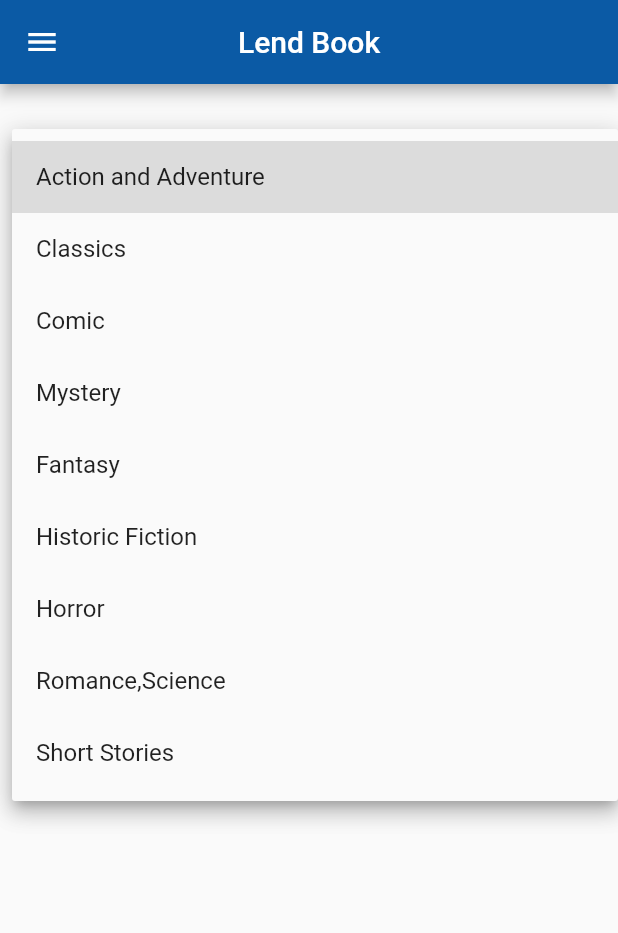
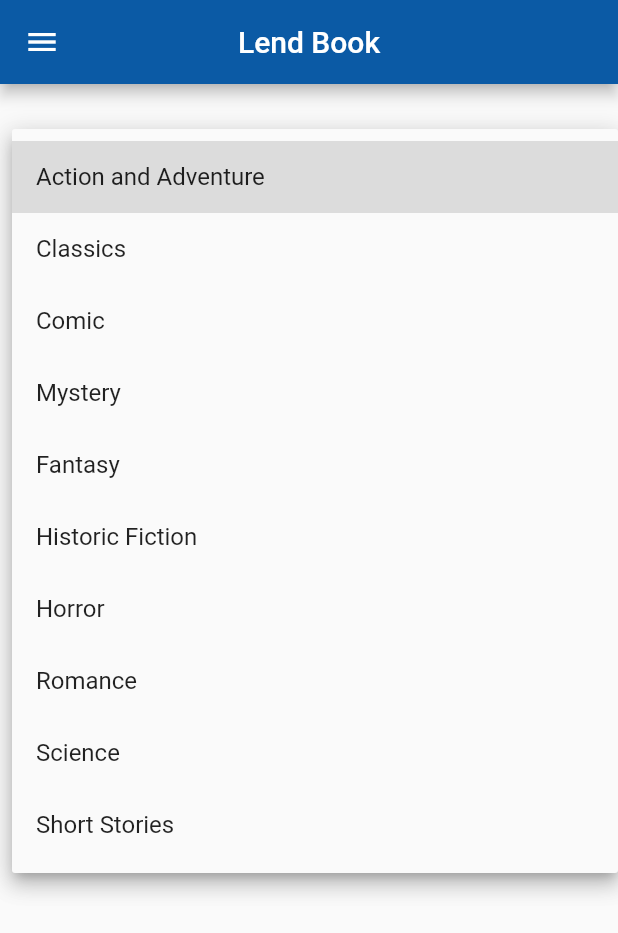
Before and after one commit to pushti0112/BookHook, a Flutter app: the LendABookPage screen opened directly, after a tap on "Book Type", on a phone screen of 412 x 824 dp. Shown: the top 933 px of the screen. Run offline on Flutter 3.47's test engine with Material 2 defaults, Android fonts, the phone set to English and light mode, and no system bars; our stand-ins replace cool_alert, flutter_svg, shared_preferences, sizer; accounts and stored records are empty.

Commit message:
ui change

```diff
--- a/lib/view/LendBookScreen.dart
+++ b/lib/view/LendBookScreen.dart
@@ -21,7 +21,7 @@ class _LendABookPageState extends State<LendABookPage> {
   final items =<String> [
     'Action and Adventure ', 'Classics', 'Comic',
     'Mystery', 'Fantasy', 'Historic Fiction',
-    'Horror', 'Romance,' 'Science', 'Short Stories'
+    'Horror', 'Romance', 'Science', 'Short Stories'
   ];
   int index=0;
   @override
```
